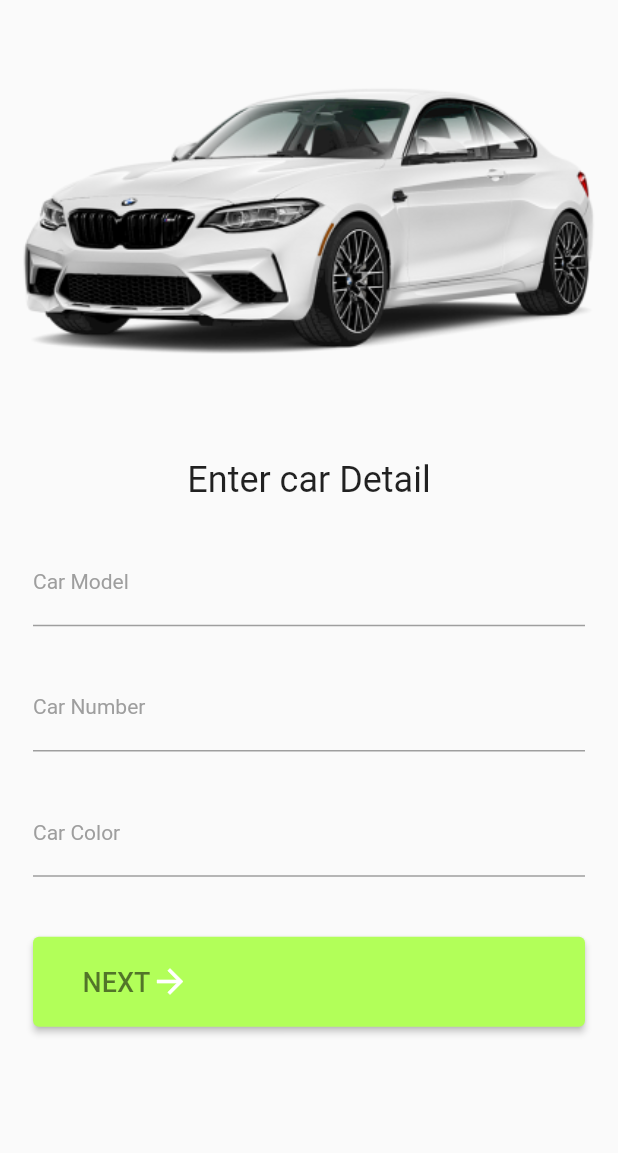
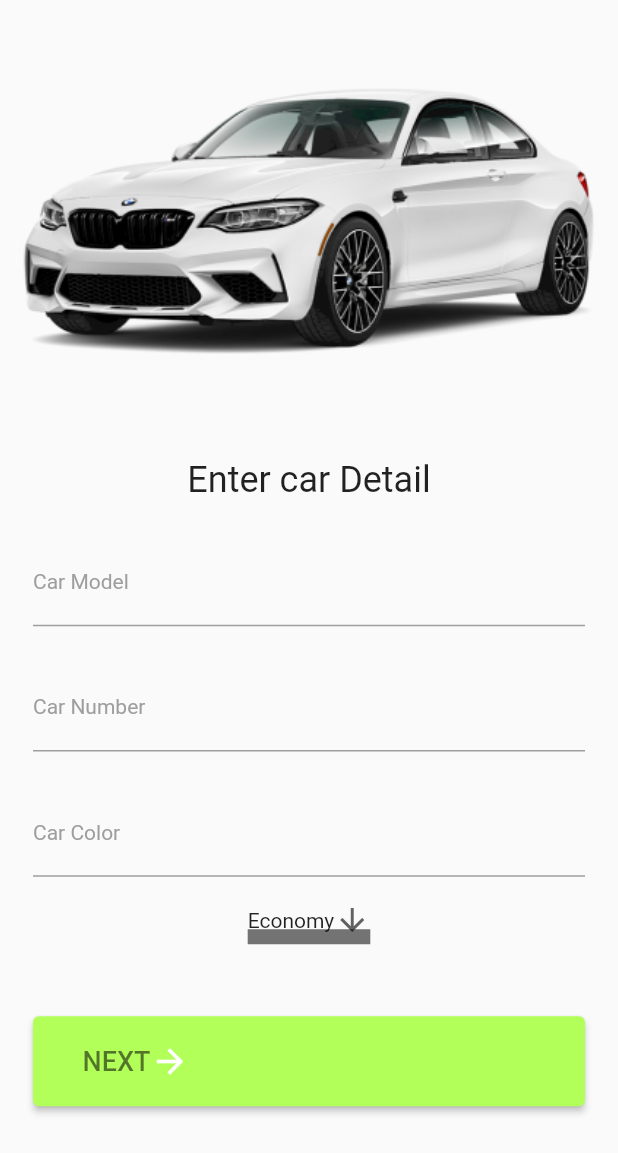
Before and after one commit to composureR3j3c/DrivP, a Flutter app: the CarInfo screen opened directly, on a phone screen of 412 x 824 dp. Shown: the top 1153 px of the screen. Run offline on Flutter 3.47's test engine with Material 2 defaults, Android fonts, the light colour scheme and no system bars; our stand-ins replace animated_text_kit, assets_audio_player, firebase_auth, firebase_core, firebase_database, firebase_messaging and 6 more; missing offline and left inert: flutter_email_sender, flutter_geofire; accounts and stored records are empty; generated files the repository leaves out were written again; Roboto replaces fonts that are missing (Brand-Bold).

Commit message:
patches and copy from pass

```diff
--- a/lib/AllScreens/TabPages/ProfileTab.dart
+++ b/lib/AllScreens/TabPages/ProfileTab.dart
@@ -3,6 +3,7 @@ import 'package:driveridee/AllScreens/home.dart';
 import 'package:driveridee/Globals/Global.dart';
 import 'package:driveridee/Helpers/onPremHelpers.dart';
 import 'package:flutter/material.dart';
+import 'package:flutter_secure_storage/flutter_secure_storage.dart';
 
 import '../../Models/driversData.dart';
 import '../../Widgets/info_design_ui.dart';
@@ -15,6 +16,7 @@ class ProfileTab extends StatefulWidget {
 }
 
 class _ProfileTabState extends State<ProfileTab> {
+  final _storage = const FlutterSecureStorage();
   @override
   Widget build(BuildContext context) {
     return Scaffold(
@@ -96,6 +98,7 @@ class _ProfileTabState extends State<ProfileTab> {
                   "Sign Out",
                 ),
                 onPressed: () async {
+                  _storage.deleteAll();
                   var res = OnPremMethods.premLoginOut(onlineDriverData.phone!);
                   if (res != 404) {
                     onlineDriverData = DriverData();
--- a/lib/Globals/Global.dart
+++ b/lib/Globals/Global.dart
@@ -23,3 +23,4 @@ StreamSubscription<Position>? streamSubscriptionDriverLivePosition;
 
 String premUrl = "https://rideapi.gubanet.com";
 String? globalRideRequestId = "";
+String finalDropdownValue = "econ";
--- /dev/null
+++ b/lib/Widgets/DropDown.dart
@@ -0,0 +1,45 @@
+import 'package:flutter/material.dart';
+
+import '../Globals/Global.dart';
+
+var list = <Map>[
+  {"name": "Economy", "code": "econ"},
+  {"name": "Mini Van", "code": "minVan"},
+  {"name": "Mini Bus", "code": "minBus"}
+];
+
+class DropdownButtonType extends StatefulWidget {
+  const DropdownButtonType({Key? key}) : super(key: key);
+  @override
+  State<DropdownButtonType> createState() => _DropdownButtonExampleState();
+}
+
+class _DropdownButtonExampleState extends State<DropdownButtonType> {
+  String dropdownValue = list.first["code"];
+
+  @override
+  Widget build(BuildContext context) {
+    return DropdownButton<String>(
+      value: dropdownValue,
+      icon: const Icon(Icons.arrow_downward),
+      elevation: 16,
+      style: const TextStyle(color: Colors.black87),
+      underline: Container(
+        height: 10,
+        color: Colors.black54,
+      ),
+      onChanged: (String? value) {
+        // This is called when the user selects an item.
+        setState(() {
+          finalDropdownValue = dropdownValue = value!;
+        });
+      },
+      items: list.map<DropdownMenuItem<String>>((Map value) {
+        return DropdownMenuItem<String>(
+          value: value["code"],
+          child: Text(value["name"]),
+        );
+      }).toList(),
+    );
+  }
+}
--- a/pubspec.yaml
+++ b/pubspec.yaml
@@ -54,6 +54,8 @@ dependencies:
   multi_language_json: ^1.2.0
   google_fonts: ^4.0.3
   intl: ^0.17.0
+  flutter_secure_storage: ^8.0.0
+  upgrader: ^6.0.1
 
 dev_dependencies:
   flutter_test:
```
Also changed, not shown: lib/AllScreens/LoginScreen.dart (+15 -2 lines), lib/AllScreens/SplashScreen.dart (+14 -8 lines), lib/AllScreens/carInfoScreen.dart (+29 -2 lines), lib/Helpers/onPremHelpers.dart (+7 -6 lines), lib/main.dart (+3 -5 lines), pubspec.lock.
